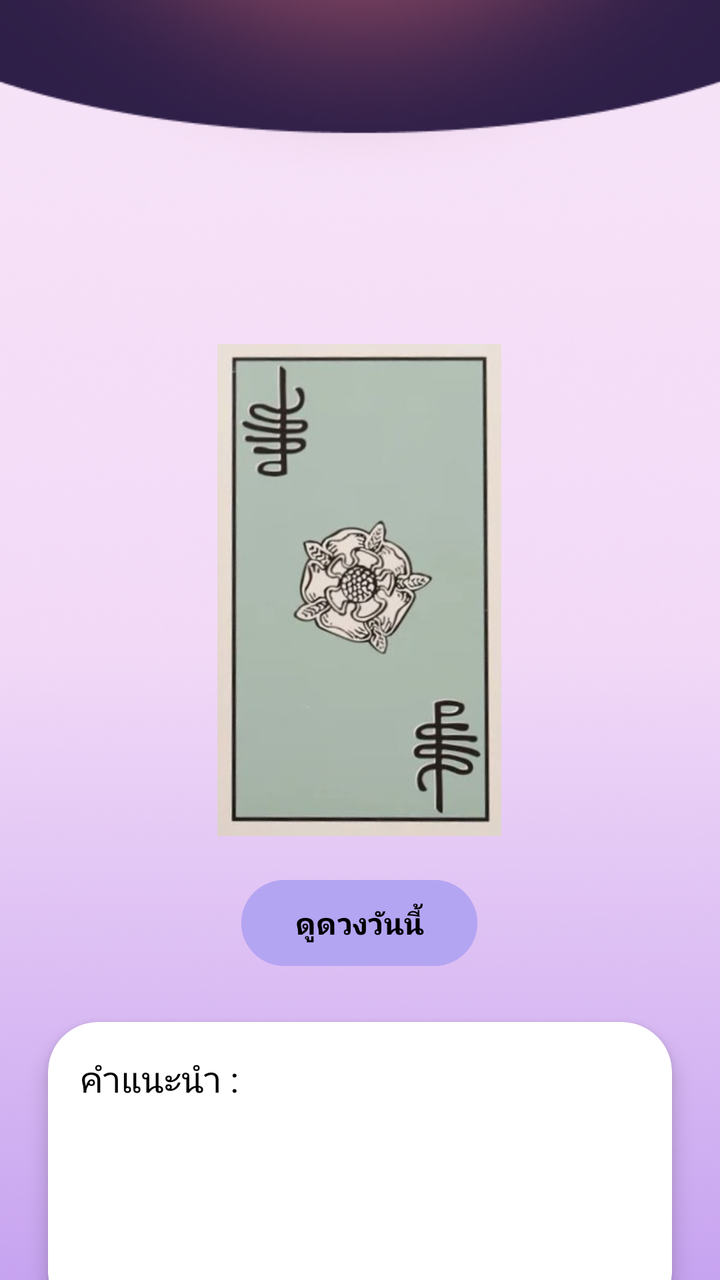
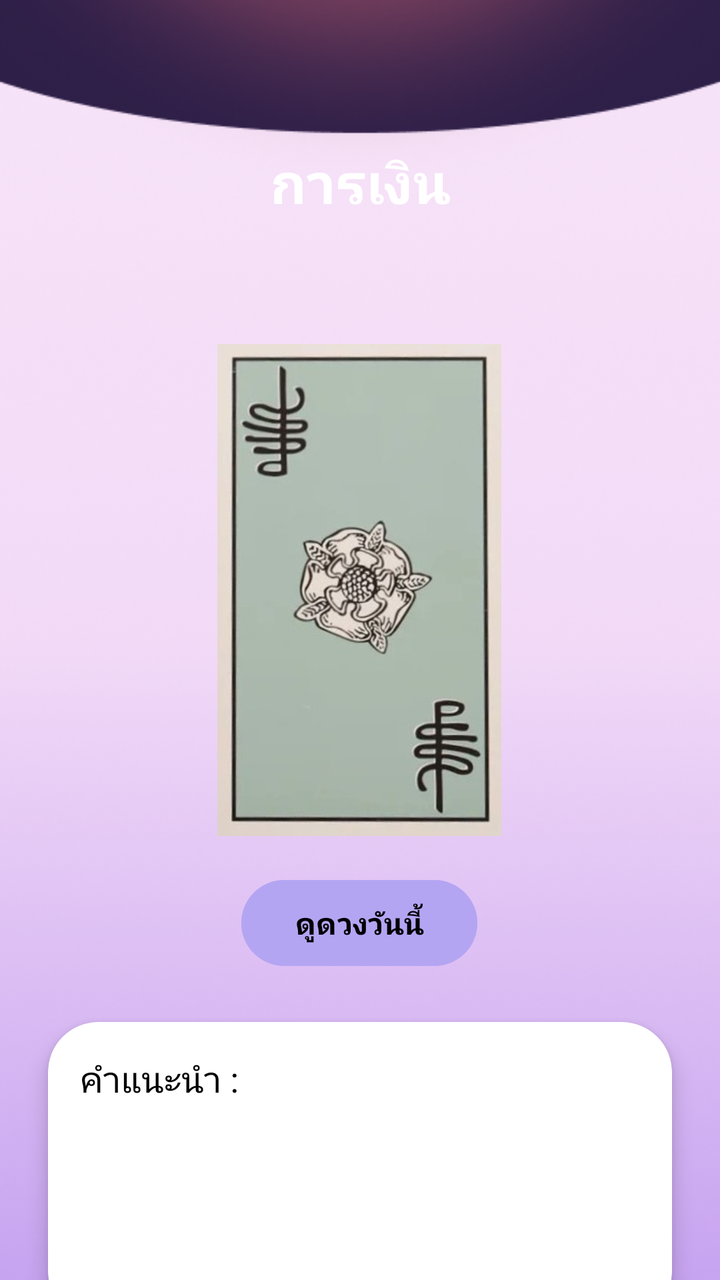

Before-and-after screenshots of an Android layout around one commit, followed by the original layout XML and the change that was made.
<!-- AndroidManifest.xml: application theme Theme.Dara -->
<!-- res/layout/fragment_money.xml -->
<?xml version="1.0" encoding="utf-8"?>
<androidx.constraintlayout.widget.ConstraintLayout xmlns:android="http://schemas.android.com/apk/res/android"
    xmlns:app="http://schemas.android.com/apk/res-auto"
    xmlns:tools="http://schemas.android.com/tools"
    android:layout_width="match_parent"
    android:layout_height="match_parent"
    android:backgroundTint="#FFFFFF"
    tools:context=".WorkFragment">

    

    <ImageView
        android:id="@+id/imageView"
        android:layout_width="0dp"
        android:layout_height="0dp"
        android:scaleType="centerCrop"
        app:layout_constraintBottom_toBottomOf="parent"
        app:layout_constraintEnd_toEndOf="parent"
        app:layout_constraintHorizontal_bias="0.0"
        app:layout_constraintStart_toStartOf="parent"
        app:layout_constraintTop_toTopOf="parent"
        app:layout_constraintVertical_bias="0.0"
        app:srcCompat="@drawable/wallpaper_random" />

    <Button
        android:id="@+id/btn_next"
        android:layout_width="119dp"
        android:layout_height="57dp"
        android:layout_marginStart="232dp"
        android:layout_marginTop="676dp"
        android:backgroundTint="#502342"
        android:fontFamily="@font/montserrat_bold"
        android:text="ถัดไป"
        android:textFontWeight="700"
        android:textSize="16sp"
        app:layout_constraintStart_toStartOf="parent"
        app:layout_constraintTop_toTopOf="parent" />

    <ImageView
        android:id="@+id/img_card"
        android:layout_width="142dp"
        android:layout_height="246dp"
        android:layout_marginTop="172dp"
        android:src="@drawable/backcard"
        app:layout_constraintEnd_toEndOf="parent"
        app:layout_constraintHorizontal_bias="0.498"
        app:layout_constraintStart_toStartOf="parent"
        app:layout_constraintTop_toTopOf="parent" />

    <Button
        android:id="@+id/btn_Ora"
        android:layout_width="118dp"
        android:layout_height="51dp"
        android:layout_marginTop="436dp"
        android:backgroundTint="#B4A5F3"
        android:text="ดูดวงวันนี้"
        android:fontFamily="@font/montserrat_bold"
        android:textFontWeight="700"
        android:textSize="15sp"
        android:textColor="#000000"
        app:layout_constraintEnd_toEndOf="parent"
        app:layout_constraintHorizontal_bias="0.498"
        app:layout_constraintStart_toStartOf="parent"
        app:layout_constraintTop_toTopOf="parent" />

    <androidx.cardview.widget.CardView
        android:id="@+id/cardAdvice"
        android:layout_width="0dp"
        android:layout_height="150dp"
        android:layout_margin="24dp"
        app:cardBackgroundColor="#FFFFFF"
        app:cardCornerRadius="25dp"
        app:cardElevation="6dp"

        app:layout_constraintTop_toBottomOf="@id/btn_Ora"
        app:layout_constraintStart_toStartOf="parent"
        app:layout_constraintEnd_toEndOf="parent">

        <LinearLayout
            android:layout_width="match_parent"
            android:layout_height="match_parent"
            android:orientation="horizontal"
            android:padding="16dp">

            <TextView
                android:layout_width="wrap_content"
                android:layout_height="wrap_content"
                android:text="คำแนะนำ : "
                android:textColor="#000"
                android:textSize="18sp" />

            <TextView
                android:id="@+id/textAdvice"
                android:layout_width="wrap_content"
                android:layout_height="wrap_content"
                android:text=""
                android:textColor="#000"
                android:textSize="18sp" />

        </LinearLayout>

    </androidx.cardview.widget.CardView>

    <Button
        android:id="@+id/btn_back"
        android:layout_width="119dp"
        android:layout_height="57dp"
        android:layout_marginStart="56dp"
        android:layout_marginTop="676dp"
        android:backgroundTint="#FFFFFF"
        android:fontFamily="@font/montserrat_bold"
        android:text="กลับ"
        android:textColor="#000000"
        android:textFontWeight="700"
        android:textSize="16sp"
        app:layout_constraintStart_toStartOf="parent"
        app:layout_constraintTop_toTopOf="parent" />


</androidx.constraintlayout.widget.ConstraintLayout>
<!-- resources referenced by this layout -->
<resources>
  <!-- drawable backcard: jpg bitmap (drawable, 19960 bytes) -->
  <!-- drawable wallpaper_random: png bitmap (drawable, 237534 bytes) -->
  <style name="Theme.Dara" parent="Base.Theme.Dara" />
  <style name="Base.Theme.Dara" parent="Theme.Material3.DayNight.NoActionBar">
          
          
      </style>
</resources>

<!-- the commit's change to res/layout/fragment_money.xml (unified diff, before → after) -->
@@ -21,6 +21,20 @@
         app:layout_constraintTop_toTopOf="parent"
         app:layout_constraintVertical_bias="0.0"
         app:srcCompat="@drawable/wallpaper_random" />
+
+    <TextView
+        android:id="@+id/textView31"
+        android:layout_width="wrap_content"
+        android:layout_height="wrap_content"
+        android:layout_marginTop="72dp"
+        android:fontFamily="@font/montserrat_bold"
+        android:text="การเงิน"
+        android:textColor="#FFFFFF"
+        android:textFontWeight="700"
+        android:textSize="28sp"
+        app:layout_constraintEnd_toEndOf="parent"
+        app:layout_constraintStart_toStartOf="parent"
+        app:layout_constraintTop_toTopOf="parent" />
 
     <Button
         android:id="@+id/btn_next"
